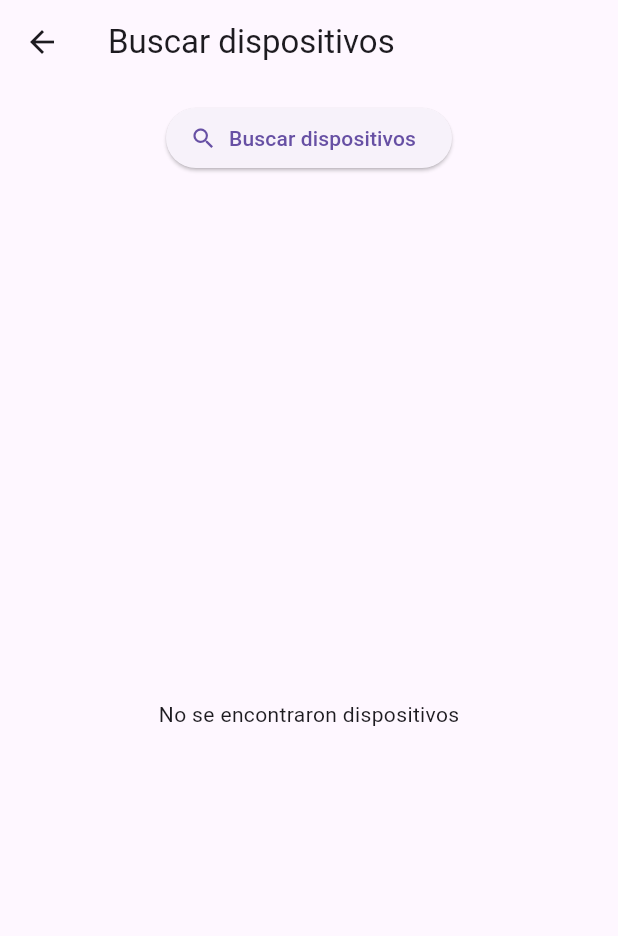
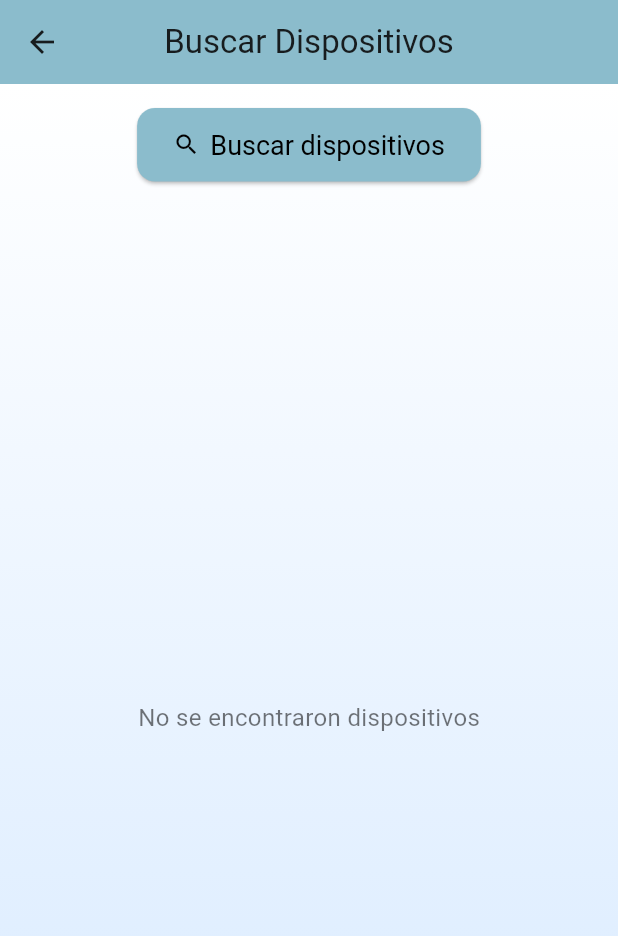
Before and after one commit to Angelina-Casas/DispositvoAntiExtravio, a Flutter app: the screen it shows after launch, after a tap on "Buscar dispositivo", on a phone screen of 412 x 824 dp. Shown: the top 936 px of the screen. Run offline on Flutter 3.47's test engine with Material 3 defaults, Android fonts, the phone set to English and light mode, and no system bars; our stand-ins replace flutter_blue_plus, flutter_local_notifications, location, permission_handler, vibration.

Commit message:
modificacion de coleres de la interfaz

```diff
--- a/lib/main.dart
+++ b/lib/main.dart
@@ -15,7 +15,14 @@ class PulseraApp extends StatelessWidget {
     return MaterialApp(
       debugShowCheckedModeBanner: false,
       title: 'Pulsera Antiextravio',
-      theme: ThemeData(primarySwatch: Colors.blue),
+      theme: ThemeData(
+        colorScheme: ColorScheme.fromSeed(
+          seedColor: const Color(0xFF8BBCCC),
+          brightness: Brightness.light,
+        ),
+        scaffoldBackgroundColor: const Color(0xFFF1FAFA),
+        useMaterial3: true,
+      ),
       home: HomeScreen(controller: bluetoothController, expectedName: 'ESP32_BT'),
     );
   }
--- a/lib/screens/home_screen.dart
+++ b/lib/screens/home_screen.dart
@@ -114,55 +114,114 @@ class _HomeScreenState extends State<HomeScreen> {
   Widget build(BuildContext context) {
     final connected = widget.controller.connectedDevice != null;
     final deviceName = connected
-        ? (widget.controller.connectedDevice!.name.isNotEmpty ? widget.controller.connectedDevice!.name : widget.controller.connectedDevice!.id)
+        ? (widget.controller.connectedDevice!.name.isNotEmpty
+            ? widget.controller.connectedDevice!.name
+            : widget.controller.connectedDevice!.id)
         : 'Ninguno';
 
     return Scaffold(
-      appBar: AppBar(title: const Text('Pulsera Antiextravio')),
-      body: Padding(
+      extendBodyBehindAppBar: true,
+      appBar: AppBar(
+        backgroundColor: Colors.transparent,
+        elevation: 0,
+        title: const Text('Pulsera Antiextravio'),
+        centerTitle: true,
+      ),
+      body: Container(
+        width: double.infinity,
+        height: double.infinity,
+        decoration: const BoxDecoration(
+          gradient: LinearGradient(
+            begin: Alignment.topLeft,
+            end: Alignment.bottomRight,
+            colors: [Color(0xFF8BBCCC), Color.fromARGB(255, 171, 217, 255)],
+          ),
+        ),
+        child: Padding(
           padding: const EdgeInsets.all(16.0),
           child: Column(
             children: [
-            Card(
-              child: ListTile(
-                leading: Icon(connected ? Icons.bluetooth_connected : Icons.bluetooth_disabled, color: _stateColor(), size: 36),
-                title: Text(connected ? 'Conectado: $deviceName' : 'Estado: Desconectado'),
-                subtitle: Text(_stateText()),
+              const SizedBox(height: 70),
+
+              // Estado y dispositivo
+              Container(
+                padding: const EdgeInsets.all(20),
+                decoration: BoxDecoration(
+                  color: Colors.white.withOpacity(.9),
+                  borderRadius: BorderRadius.circular(20),
+                  boxShadow: [
+                    BoxShadow(color: Colors.black.withOpacity(.15), blurRadius: 8),
+                  ],
+                ),
+                child: Column(
+                  children: [
+                    Icon(
+                      connected ? Icons.bluetooth_connected : Icons.bluetooth_disabled,
+                      color: _stateColor(),
+                      size: 48,
+                    ),
+                    const SizedBox(height: 8),
+                    Text(
+                      connected ? 'Conectado a: $deviceName' : 'Sin conexión',
+                      style: const TextStyle(fontSize: 18, fontWeight: FontWeight.bold),
+                    ),
+                    const SizedBox(height: 4),
+                    Text(
+                      _stateText(),
+                      textAlign: TextAlign.center,
+                      style: TextStyle(fontSize: 16, color: _stateColor()),
+                    ),
+                  ],
                 ),
               ),
-            const SizedBox(height: 16),
+
+              const SizedBox(height: 25),
+
+              // Botones de acción
+              Row(
+                mainAxisAlignment: MainAxisAlignment.center,
+                children: [
                   ElevatedButton.icon(
+                    style: ElevatedButton.styleFrom(
+                      shape: RoundedRectangleBorder(borderRadius: BorderRadius.circular(12)),
+                      padding: const EdgeInsets.symmetric(horizontal: 20, vertical: 12),
+                    ),
                     onPressed: _openScan,
                     icon: const Icon(Icons.search),
                     label: const Text('Buscar dispositivo'),
                   ),
-            const SizedBox(height: 8),
+                  const SizedBox(width: 12),
                   if (connected)
                     ElevatedButton.icon(
+                      style: ElevatedButton.styleFrom(
+                        shape: RoundedRectangleBorder(borderRadius: BorderRadius.circular(12)),
+                        padding: const EdgeInsets.symmetric(horizontal: 20, vertical: 12),
+                        backgroundColor: Colors.redAccent,
+                      ),
                       onPressed: _disconnect,
                       icon: const Icon(Icons.power_settings_new),
                       label: const Text('Desconectar'),
-                style: ElevatedButton.styleFrom(backgroundColor: Colors.redAccent),
-              ),
-            const SizedBox(height: 20),
-            // indicador grande
-            Expanded(
-              child: Center(
-                child: Column(
-                  mainAxisSize: MainAxisSize.min,
-                  children: [
-                    Icon(Icons.child_care, size: 72, color: _stateColor()),
-                    const SizedBox(height: 12),
-                    Text(
-                      _stateText(),
-                      textAlign: TextAlign.center,
-                      style: TextStyle(fontSize: 18, color: _stateColor(), fontWeight: FontWeight.bold),
                     ),
                 ],
               ),
+
+              const Spacer(),
+
+              // Indicador visual grande
+              AnimatedContainer(
+                duration: const Duration(milliseconds: 500),
+                height: 130,
+                width: 130,
+                decoration: BoxDecoration(
+                  color: _stateColor().withOpacity(.85),
+                  shape: BoxShape.circle,
                 ),
+                child: Icon(Icons.child_care, size: 70, color: Colors.white),
               ),
+
+              const SizedBox(height: 60),
             ],
+          ),
         ),
       ),
     );
--- a/lib/screens/scan_screen.dart
+++ b/lib/screens/scan_screen.dart
@@ -18,7 +18,6 @@ class _ScanScreenState extends State<ScanScreen> {
   bool scanning = false;
 
   @override
-
   void initState() {
     super.initState();
     _requestPermissionsThenScan();
@@ -38,20 +37,10 @@ class _ScanScreenState extends State<ScanScreen> {
   Future<void> ensureGpsOn() async {
     Location location = Location();
     bool enabled = await location.serviceEnabled();
-    if (!enabled) {
-      await location.requestService();
-    }
+    if (!enabled) await location.requestService();
   }
 
   Future<void> _startScan() async {
-    await [
-      Permission.bluetoothScan,
-      Permission.bluetoothConnect,
-      Permission.location,
-    ].request();
-
-    await ensureGpsOn();
-
     setState(() => scanning = true);
 
     await widget.controller.startScan(seconds: 4);
@@ -90,31 +79,77 @@ class _ScanScreenState extends State<ScanScreen> {
     final devices = widget.controller.foundDevices;
 
     return Scaffold(
-      appBar: AppBar(title: const Text('Buscar dispositivos')),
-      body: Column(
+      appBar: AppBar(
+        title: const Text('Buscar Dispositivos'),
+        centerTitle: true,
+        backgroundColor:const Color(0xFF8BBCCC),
+      ),
+      body: Container(
+        width: double.infinity,
+        decoration: const BoxDecoration(
+          gradient: LinearGradient(
+            colors: [Colors.white, Color(0xFFD6E9FF)],
+            begin: Alignment.topCenter,
+            end: Alignment.bottomCenter,
+          ),
+        ),
+        child: Column(
           children: [
-          const SizedBox(height: 12),
+            const SizedBox(height: 16),
             ElevatedButton.icon(
               onPressed: scanning ? null : _startScan,
               icon: const Icon(Icons.search),
               label: Text(scanning ? 'Buscando...' : 'Buscar dispositivos'),
+              style: ElevatedButton.styleFrom(
+                foregroundColor: Colors.black,
+                backgroundColor: const Color(0xFF8BBCCC),
+                padding: const EdgeInsets.symmetric(horizontal: 24, vertical: 14),
+                textStyle: const TextStyle(fontSize: 18),
+                shape: RoundedRectangleBorder(borderRadius: BorderRadius.circular(12)),
+              ),
             ),
             const SizedBox(height: 12),
+
+            if (scanning)
+              const Padding(
+                padding: EdgeInsets.all(12),
+                child: CircularProgressIndicator(strokeWidth: 3),
+              ),
+
             Expanded(
               child: devices.isEmpty
-                ? const Center(child: Text('No se encontraron dispositivos'))
-                : ListView.separated(
+                  ? const Center(
+                      child: Text(
+                        'No se encontraron dispositivos',
+                        style: TextStyle(fontSize: 16, color: Colors.black54),
+                      ),
+                    )
+                  : ListView.builder(
                       itemCount: devices.length,
-                    separatorBuilder: (_, __) => const Divider(),
                       itemBuilder: (_, i) {
                         final r = devices[i];
-                      final name = r.device.name.isNotEmpty ? r.device.name : r.device.remoteId.id;
-                      return ListTile(
-                        title: Text(name),
+                        final name = r.device.name.isNotEmpty
+                            ? r.device.name
+                            : r.device.remoteId.id;
+
+                        return Card(
+                          margin: const EdgeInsets.symmetric(horizontal: 16, vertical: 8),
+                          shape: RoundedRectangleBorder(
+                            borderRadius: BorderRadius.circular(15),
+                          ),
+                          elevation: 3,
+                          child: ListTile(
+                            leading: const Icon(Icons.bluetooth, color: Color.fromARGB(255, 3, 123, 179), size: 32),
+                            title: Text(name, style: const TextStyle(fontWeight: FontWeight.bold)),
                             subtitle: Text(r.device.remoteId.id),
                             trailing: ElevatedButton(
                               onPressed: () => _tryConnect(r),
+                              style: ElevatedButton.styleFrom(
+                                backgroundColor: Colors.green,
+                                shape: RoundedRectangleBorder(borderRadius: BorderRadius.circular(10)),
+                              ),
                               child: const Text('Conectar'),
+                            ),
                           ),
                         );
                       },
@@ -122,6 +157,7 @@ class _ScanScreenState extends State<ScanScreen> {
             ),
           ],
         ),
+      ),
     );
   }
 }
```
Lines whose indentation alone changed are shown as unchanged.
